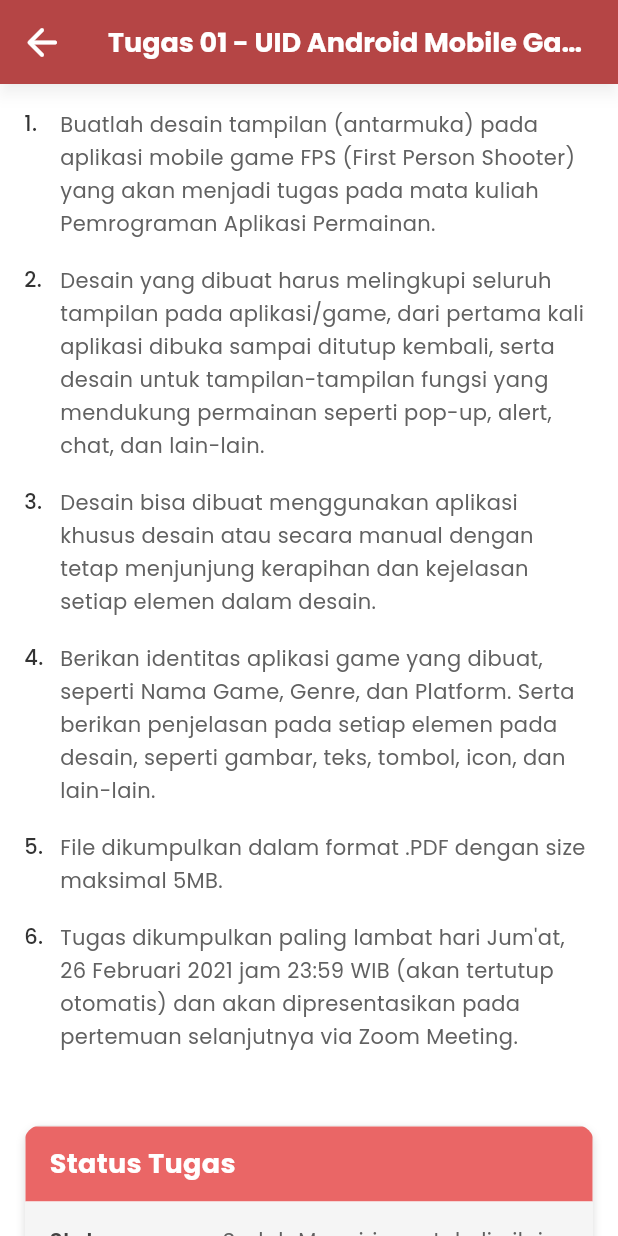
After one commit to milaamilatus/aplikasisayaceloe, a Flutter app: the AssignmentDetailScreen screen opened directly, on a phone screen of 412 x 824 dp. The commit adds this screen. Run offline on Flutter 3.47's test engine with Material 3 defaults, Android fonts, the phone set to English and light mode, and no system bars; our stand-ins replace google_fonts; network calls fail.

Commit message:
meambahkan halaman assignment detail screen

```diff
--- /dev/null
+++ b/celoe/lib/assignment_detail_screen.dart
@@ -0,0 +1,209 @@
+import 'package:flutter/material.dart';
+import 'package:google_fonts/google_fonts.dart';
+
+class AssignmentDetailScreen extends StatelessWidget {
+  const AssignmentDetailScreen({super.key});
+
+  @override
+  Widget build(BuildContext context) {
+    final isDark = Theme.of(context).brightness == Brightness.dark;
+    final primaryColor = const Color(0xffB94545);
+    final secondaryColor = const Color(0xffEA6666);
+    final backgroundColor = isDark ? const Color(0xFF121212) : Colors.white;
+    final surfaceColor = isDark ? const Color(0xFF1E1E1E) : const Color(0xFFF5F5F5);
+    final textColor = isDark ? const Color(0xFFE0E0E0) : const Color(0xFF333333);
+
+    return Scaffold(
+      backgroundColor: backgroundColor,
+      appBar: AppBar(
+        backgroundColor: primaryColor,
+        leading: IconButton(
+          icon: const Icon(Icons.arrow_back_rounded, color: Colors.white, size: 30),
+          onPressed: () => Navigator.pop(context),
+        ),
+        title: Text(
+          'Tugas 01 - UID Android Mobile Game',
+          style: GoogleFonts.poppins(
+            fontWeight: FontWeight.bold,
+            fontSize: 18,
+            color: Colors.white,
+          ),
+        ),
+        elevation: 4,
+        shadowColor: Colors.black26,
+      ),
+      body: SingleChildScrollView(
+        child: Center(
+          child: Container(
+            constraints: const BoxConstraints(maxWidth: 672),
+            padding: const EdgeInsets.all(16),
+            child: Column(
+              crossAxisAlignment: CrossAxisAlignment.start,
+              children: [
+                _buildInstructions(textColor, isDark),
+                const SizedBox(height: 32),
+                _buildStatusSection(textColor, secondaryColor, surfaceColor, isDark),
+                const SizedBox(height: 32),
+                Center(
+                  child: ElevatedButton(
+                    onPressed: () {},
+                    style: ElevatedButton.styleFrom(
+                      backgroundColor: isDark ? const Color(0xFF374151) : const Color(0xFFF3F4F6),
+                      foregroundColor: textColor,
+                      padding: const EdgeInsets.symmetric(horizontal: 32, vertical: 12),
+                      shape: RoundedRectangleBorder(borderRadius: BorderRadius.circular(8)),
+                      elevation: 2,
+                    ),
+                    child: Text(
+                      'Tambahkan Tugas',
+                      style: GoogleFonts.poppins(fontWeight: FontWeight.w500, fontSize: 14),
+                    ),
+                  ),
+                ),
+                const SizedBox(height: 48),
+              ],
+            ),
+          ),
+        ),
+      ),
+    );
+  }
+
+  Widget _buildInstructions(Color textColor, bool isDark) {
+    final instructions = [
+      'Buatlah desain tampilan (antarmuka) pada aplikasi mobile game FPS (First Person Shooter) yang akan menjadi tugas pada mata kuliah Pemrograman Aplikasi Permainan.',
+      'Desain yang dibuat harus melingkupi seluruh tampilan pada aplikasi/game, dari pertama kali aplikasi dibuka sampai ditutup kembali, serta desain untuk tampilan-tampilan fungsi yang mendukung permainan seperti pop-up, alert, chat, dan lain-lain.',
+      'Desain bisa dibuat menggunakan aplikasi khusus desain atau secara manual dengan tetap menjunjung kerapihan dan kejelasan setiap elemen dalam desain.',
+      'Berikan identitas aplikasi game yang dibuat, seperti Nama Game, Genre, dan Platform. Serta berikan penjelasan pada setiap elemen pada desain, seperti gambar, teks, tombol, icon, dan lain-lain.',
+      'File dikumpulkan dalam format .PDF dengan size maksimal 5MB.',
+      'Tugas dikumpulkan paling lambat hari Jum\'at, 26 Februari 2021 jam 23:59 WIB (akan tertutup otomatis) dan akan dipresentasikan pada pertemuan selanjutnya via Zoom Meeting.',
+    ];
+
+    return Column(
+      crossAxisAlignment: CrossAxisAlignment.start,
+      children: List.generate(instructions.length, (index) {
+        return Padding(
+          padding: const EdgeInsets.only(bottom: 16),
+          child: Row(
+            crossAxisAlignment: CrossAxisAlignment.start,
+            children: [
+              SizedBox(
+                width: 24,
+                child: Text(
+                  '${index + 1}.',
+                  style: GoogleFonts.poppins(
+                    fontSize: 14,
+                    fontWeight: FontWeight.w500,
+                    color: textColor,
+                  ),
+                ),
+              ),
+              Expanded(
+                child: Text(
+                  instructions[index],
+                  style: GoogleFonts.poppins(
+                    fontSize: 14,
+                    height: 1.6,
+                    color: isDark ? Colors.grey[300] : Colors.grey[700],
+                  ),
+                ),
+              ),
+            ],
+          ),
+        );
+      }),
+    );
+  }
+
+  Widget _buildStatusSection(Color textColor, Color secondaryColor, Color surfaceColor, bool isDark) {
+    return Container(
+      decoration: BoxDecoration(
+        color: isDark ? const Color(0xFF1E1E1E) : Colors.white,
+        borderRadius: BorderRadius.circular(12),
+        border: Border.all(color: isDark ? Colors.grey[800]! : Colors.grey[200]!),
+        boxShadow: const [
+          BoxShadow(color: Colors.black12, blurRadius: 4, offset: Offset(0, 2)),
+        ],
+      ),
+      clipBehavior: Clip.antiAlias,
+      child: Column(
+        children: [
+          Container(
+            width: double.infinity,
+            padding: const EdgeInsets.symmetric(horizontal: 16, vertical: 12),
+            color: secondaryColor,
+            child: Text(
+              'Status Tugas',
+              style: GoogleFonts.poppins(
+                color: Colors.white,
+                fontWeight: FontWeight.bold,
+                fontSize: 18,
+              ),
+            ),
+          ),
+          _buildStatusRow('Status', 'Sudah Mengirim untuk di nilai', surfaceColor, true, isDark),
+          _buildStatusRow('Status Nilai', 'Belum Di nilai', isDark ? const Color(0xFF1E1E1E) : Colors.white, false, isDark),
+          _buildStatusRow('Batas tanggal', 'Jumat, 26 Februari 2021, 23:59 WIB', surfaceColor, true, isDark),
+          _buildStatusRow('Sisa Waktu', 'Tugas sudah di kirim 4 Hari 5 Jam Sebelum nya', isDark ? const Color(0xFF1E1E1E) : Colors.white, false, isDark, textOverrideColor: Colors.green),
+          _buildStatusRow('File Tugas', 'Dandy Candra Pratama_770887084.pdf', surfaceColor, true, isDark, isLink: true),
+        ],
+      ),
+    );
+  }
+
+  Widget _buildStatusRow(String label, String value, Color bgColor, bool isShaded, bool isDark, {Color? textOverrideColor, bool isLink = false}) {
+    final primaryRed = const Color(0xffB94545);
+    return Container(
+      color: bgColor,
+      padding: const EdgeInsets.all(16),
+      child: Row(
+        crossAxisAlignment: CrossAxisAlignment.start,
+        children: [
+          Expanded(
+            flex: 4,
+            child: Text(
+              label,
+              style: GoogleFonts.poppins(
+                fontWeight: FontWeight.w600,
+                fontSize: 14,
+                color: isDark ? Colors.grey[300] : Colors.grey[800],
+              ),
+            ),
+          ),
+          Expanded(
+            flex: 8,
+            child: isLink
+                ? InkWell(
+                    onTap: () {},
+                    child: Row(
+                      children: [
+                        Icon(Icons.description_rounded, size: 16, color: primaryRed),
+                        const SizedBox(width: 8),
+                        Expanded(
+                          child: Text(
+                            value,
+                            style: GoogleFonts.poppins(
+                              fontSize: 14,
+                              color: primaryRed,
+                              decoration: TextDecoration.underline,
+                            ),
+                            overflow: TextOverflow.ellipsis,
+                          ),
+                        ),
+                      ],
+                    ),
+                  )
+                : Text(
+                    value,
+                    style: GoogleFonts.poppins(
+                      fontSize: 14,
+                      fontWeight: textOverrideColor != null ? FontWeight.w500 : FontWeight.normal,
+                      color: textOverrideColor ?? (isDark ? Colors.grey[400] : Colors.grey[700]),
+                    ),
+                  ),
+          ),
+        ],
+      ),
+    );
+  }
+}
--- a/celoe/lib/material_detail_screen.dart
+++ b/celoe/lib/material_detail_screen.dart
@@ -4,6 +4,7 @@ import 'home_screen.dart';
 import 'my_classes_screen.dart';
 import 'notification_screen.dart';
 import 'material_content_screen.dart';
+import 'assignment_detail_screen.dart';
 
 class MaterialDetailScreen extends StatefulWidget {
   const MaterialDetailScreen({super.key});
@@ -324,7 +325,16 @@ class _MaterialDetailScreenState extends State<MaterialDetailScreen> {
     final cardColor = isDark ? const Color(0xFF1F2937) : Colors.white;
     final dividerColor = isDark ? const Color(0xFF374151) : const Color(0xFFE5E7EB);
 
-    return Container(
+    return GestureDetector(
+      onTap: () {
+        if (title.contains('Tugas 01')) {
+          Navigator.push(
+            context,
+            MaterialPageRoute(builder: (context) => const AssignmentDetailScreen()),
+          );
+        }
+      },
+      child: Container(
         margin: const EdgeInsets.only(bottom: 16),
         decoration: BoxDecoration(
           color: cardColor,
@@ -442,6 +452,7 @@ class _MaterialDetailScreenState extends State<MaterialDetailScreen> {
             ],
           ),
         ),
+      ),
     );
   }
 
```
Lines whose indentation alone changed are shown as unchanged.
